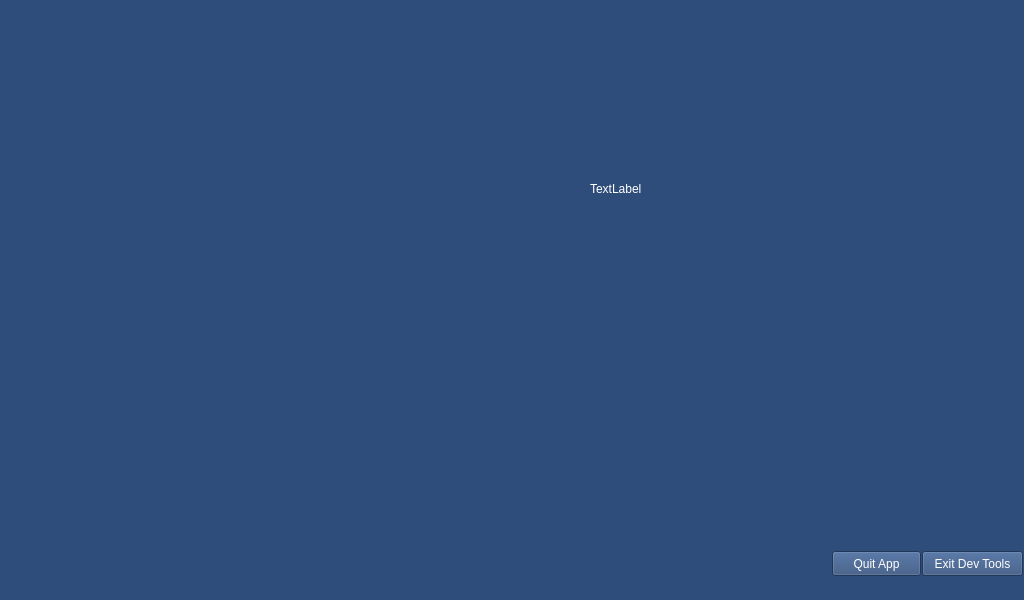
pcs1265/DELIVBOT_LAB, file DisplayUI/UI/DevTools.ui: the form before one commit.
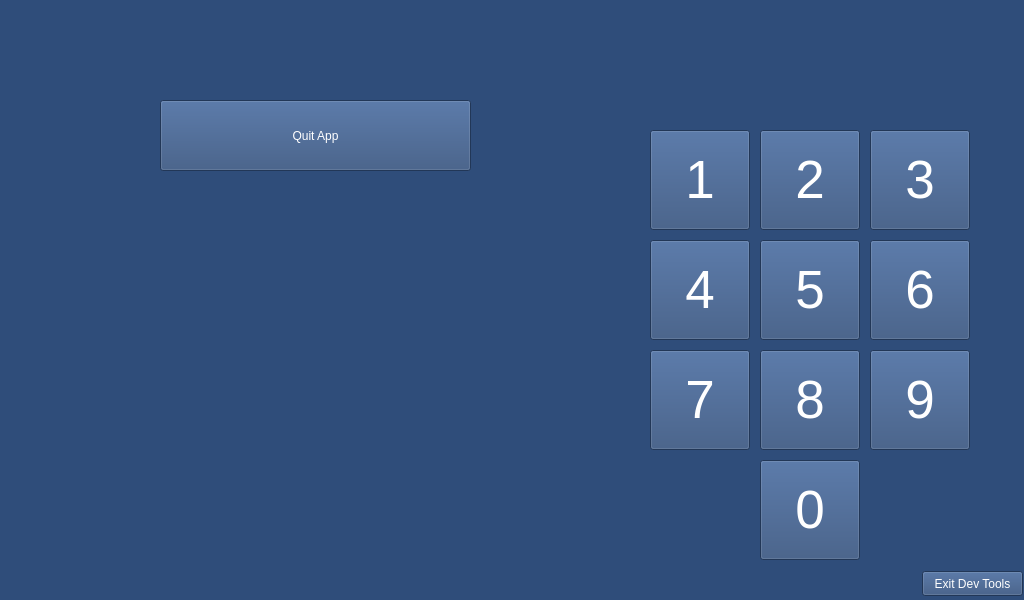
The form after the commit.

```diff
--- a/DisplayUI/UI/DevTools.ui
+++ b/DisplayUI/UI/DevTools.ui
@@ -436,10 +436,10 @@
    <widget class="QPushButton" name="quit_button">
     <property name="geometry">
      <rect>
-      <x>832</x>
-      <y>551</y>
-      <width>89</width>
-      <height>25</height>
+      <x>160</x>
+      <y>100</y>
+      <width>311</width>
+      <height>71</height>
      </rect>
     </property>
     <property name="text">
@@ -450,7 +450,7 @@
     <property name="geometry">
      <rect>
       <x>922</x>
-      <y>551</y>
+      <y>571</y>
       <width>101</width>
       <height>25</height>
      </rect>
@@ -459,21 +459,208 @@
      <string>Exit Dev Tools</string>
     </property>
    </widget>
-   <widget class="QLabel" name="timeout_timer">
+   <widget class="QPushButton" name="pushButton_0">
     <property name="geometry">
      <rect>
-      <x>590</x>
-      <y>180</y>
-      <width>67</width>
-      <height>17</height>
+      <x>760</x>
+      <y>460</y>
+      <width>100</width>
+      <height>100</height>
      </rect>
     </property>
+    <property name="font">
+     <font>
+      <pointsize>40</pointsize>
+     </font>
+    </property>
     <property name="text">
-     <string>TextLabel</string>
+     <string>0</string>
+    </property>
+   </widget>
+   <widget class="QPushButton" name="pushButton_1">
+    <property name="geometry">
+     <rect>
+      <x>650</x>
+      <y>130</y>
+      <width>100</width>
+      <height>100</height>
+     </rect>
+    </property>
+    <property name="font">
+     <font>
+      <pointsize>40</pointsize>
+     </font>
+    </property>
+    <property name="text">
+     <string>1</string>
+    </property>
+   </widget>
+   <widget class="QPushButton" name="pushButton_2">
+    <property name="geometry">
+     <rect>
+      <x>760</x>
+      <y>130</y>
+      <width>100</width>
+      <height>100</height>
+     </rect>
+    </property>
+    <property name="font">
+     <font>
+      <pointsize>40</pointsize>
+     </font>
+    </property>
+    <property name="text">
+     <string>2</string>
+    </property>
+   </widget>
+   <widget class="QPushButton" name="pushButton_3">
+    <property name="geometry">
+     <rect>
+      <x>870</x>
+      <y>130</y>
+      <width>100</width>
+      <height>100</height>
+     </rect>
+    </property>
+    <property name="font">
+     <font>
+      <pointsize>40</pointsize>
+     </font>
+    </property>
+    <property name="text">
+     <string>3</string>
+    </property>
+   </widget>
+   <widget class="QPushButton" name="pushButton_4">
+    <property name="geometry">
+     <rect>
+      <x>650</x>
+      <y>240</y>
+      <width>100</width>
+      <height>100</height>
+     </rect>
+    </property>
+    <property name="font">
+     <font>
+      <pointsize>40</pointsize>
+     </font>
+    </property>
+    <property name="text">
+     <string>4</string>
+    </property>
+   </widget>
+   <widget class="QPushButton" name="pushButton_5">
+    <property name="geometry">
+     <rect>
+      <x>760</x>
+      <y>240</y>
+      <width>100</width>
+      <height>100</height>
+     </rect>
+    </property>
+    <property name="font">
+     <font>
+      <pointsize>40</pointsize>
+     </font>
+    </property>
+    <property name="text">
+     <string>5</string>
+    </property>
+   </widget>
+   <widget class="QPushButton" name="pushButton_6">
+    <property name="geometry">
+     <rect>
+      <x>870</x>
+      <y>240</y>
+      <width>100</width>
+      <height>100</height>
+     </rect>
+    </property>
+    <property name="font">
+     <font>
+      <pointsize>40</pointsize>
+     </font>
+    </property>
+    <property name="text">
+     <string>6</string>
+    </property>
+   </widget>
+   <widget class="QPushButton" name="pushButton_7">
+    <property name="geometry">
+     <rect>
+      <x>650</x>
+      <y>350</y>
+      <width>100</width>
+      <height>100</height>
+     </rect>
+    </property>
+    <property name="font">
+     <font>
+      <pointsize>40</pointsize>
+     </font>
+    </property>
+    <property name="text">
+     <string>7</string>
+    </property>
+   </widget>
+   <widget class="QPushButton" name="pushButton_8">
+    <property name="geometry">
+     <rect>
+      <x>760</x>
+      <y>350</y>
+      <width>100</width>
+      <height>100</height>
+     </rect>
+    </property>
+    <property name="font">
+     <font>
+      <pointsize>40</pointsize>
+     </font>
+    </property>
+    <property name="text">
+     <string>8</string>
+    </property>
+   </widget>
+   <widget class="QPushButton" name="pushButton_9">
+    <property name="geometry">
+     <rect>
+      <x>870</x>
+      <y>350</y>
+      <width>100</width>
+      <height>100</height>
+     </rect>
+    </property>
+    <property name="font">
+     <font>
+      <pointsize>40</pointsize>
+     </font>
+    </property>
+    <property name="text">
+     <string>9</string>
+    </property>
+   </widget>
+   <widget class="QLabel" name="passwd_label">
+    <property name="geometry">
+     <rect>
+      <x>660</x>
+      <y>40</y>
+      <width>300</width>
+      <height>70</height>
+     </rect>
+    </property>
+    <property name="font">
+     <font>
+      <pointsize>50</pointsize>
+     </font>
+    </property>
+    <property name="text">
+     <string/>
+    </property>
+    <property name="alignment">
+     <set>Qt::AlignCenter</set>
     </property>
    </widget>
   </widget>
-  <widget class="QStatusBar" name="statusbar"/>
  </widget>
  <resources/>
  <connections/>
```
